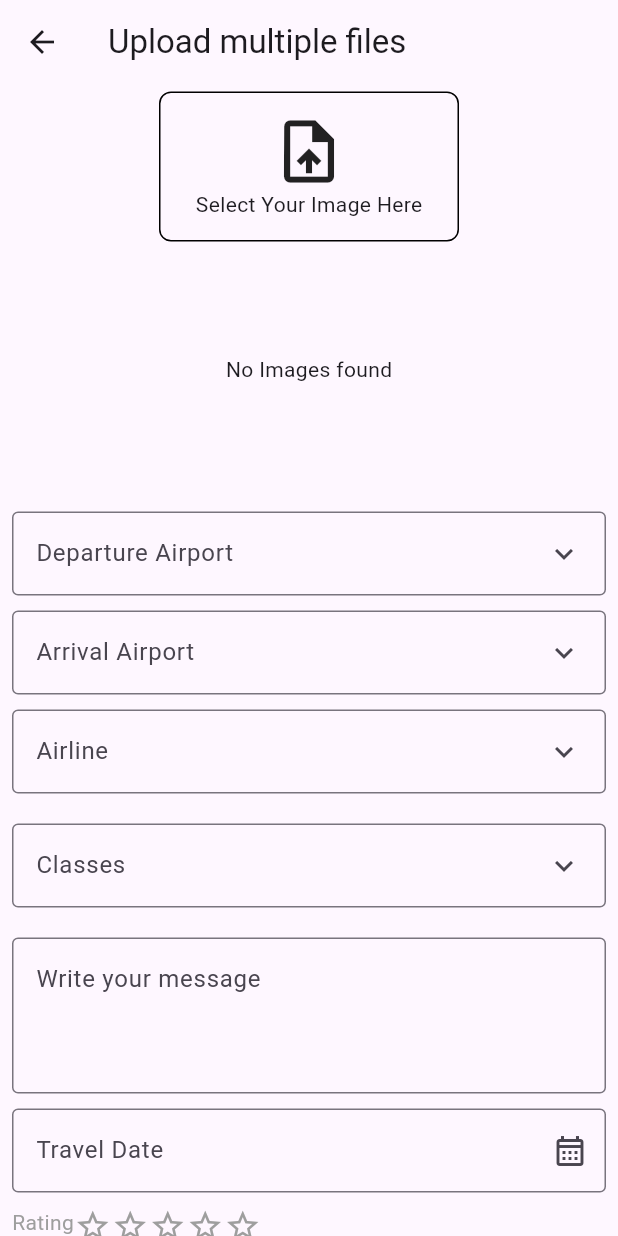
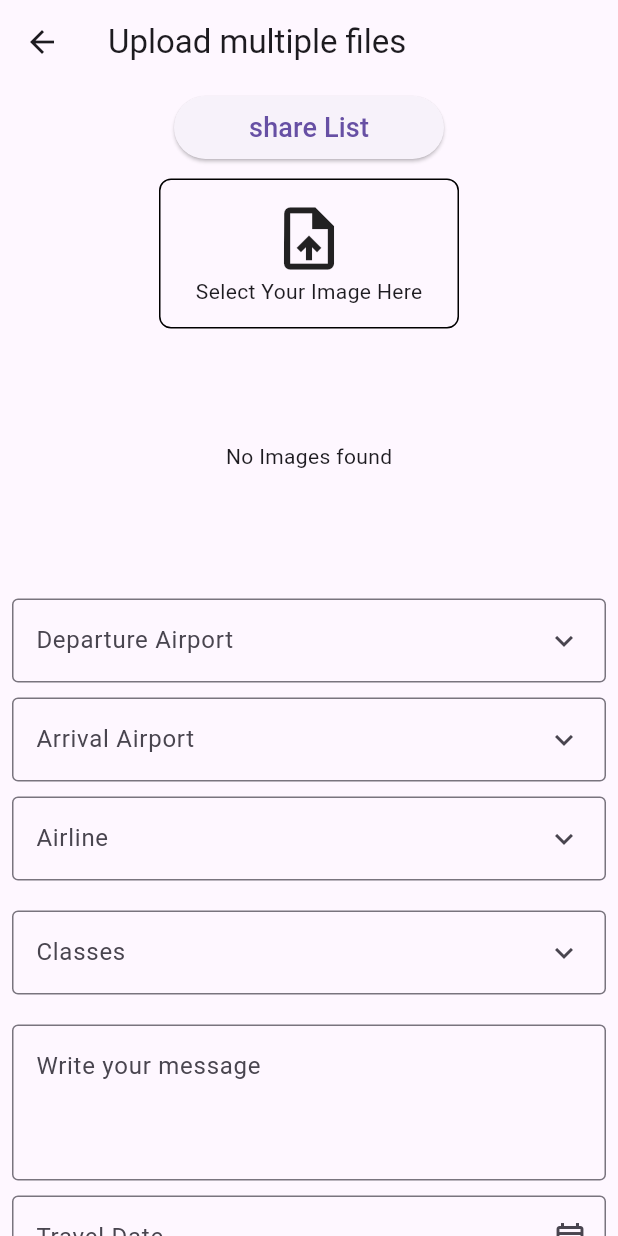
Before and after one commit to Roman2031/assignment, a Flutter app: the ShareScreen screen opened directly, on a phone screen of 412 x 824 dp. Run offline on Flutter 3.47's test engine with Material 3 defaults, Android fonts, the phone set to English and light mode, and no system bars; drawn by our look-alikes of flutter_rating; our stand-ins replace cloud_firestore, firebase_auth, firebase_core, firebase_storage, get, image_picker and 1 more; missing offline and left inert: month_year_picker; accounts and stored records are empty.

Commit message:
loaded page after upate

```diff
--- a/lib/post/share_screen.dart
+++ b/lib/post/share_screen.dart
@@ -1,5 +1,7 @@
 import 'dart:io';
 
+import 'package:assignment/post/post_list.dart';
+import 'package:assignment/widgets/button.dart';
 import 'package:cloud_firestore/cloud_firestore.dart';
 import 'package:firebase_storage/firebase_storage.dart';
 import 'package:flutter/material.dart';
@@ -51,6 +53,13 @@ class _ShareScreenState extends State<ShareScreen> {
         child: SingleChildScrollView(
           child: Column(
             children: [
+              Padding(
+                padding: const EdgeInsets.all(8.0),
+                child: CustomButton(
+                label: "share List",
+                onPressed: () => goToShareList(context),
+                            ),
+              ),
               SizedBox(height: 5),
               InkWell(
                 onTap: () {
@@ -354,6 +363,13 @@ class _ShareScreenState extends State<ShareScreen> {
 
   final ImagePicker _picker = ImagePicker();
 
+
+
+    goToShareList(BuildContext context) => Navigator.push(
+        context,
+        MaterialPageRoute(builder: (context) => const PostListScreen()),
+      );
+
   getMultipImage() async {
     final List<XFile>? pickedImages = await _picker.pickMultiImage();
 
```
Also changed, not shown: lib/post/post_list.dart (+24 -10 lines).
